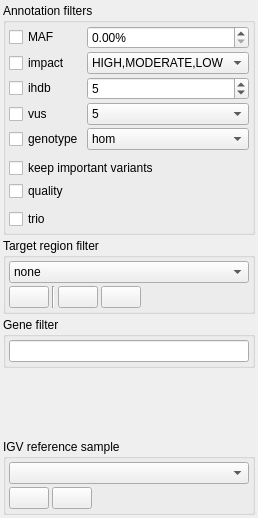
First picture: the form in src/GSvar/FilterDockWidget.ui, repository imgag/ngs-bits, before the edit.
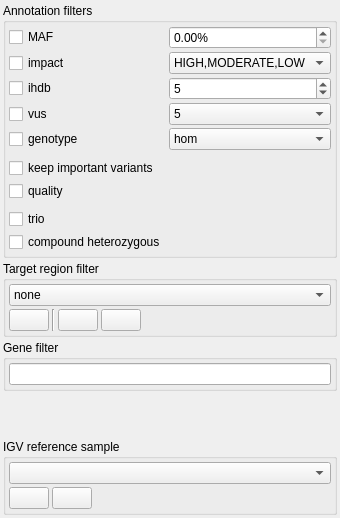
Second picture: the form after the edit. Icons and pictures are not drawn.

Commit message: Gsvar: Added compound-heterozygous filter.

Diff of the .ui file:
```diff
--- a/src/GSvar/FilterDockWidget.ui
+++ b/src/GSvar/FilterDockWidget.ui
@@ -6,7 +6,7 @@
    <rect>
     <x>0</x>
     <y>0</y>
-    <width>223</width>
+    <width>295</width>
     <height>518</height>
    </rect>
   </property>
@@ -292,6 +292,16 @@
          </item>
         </widget>
        </item>
+       <item row="10" column="0">
+        <widget class="QCheckBox" name="compound_enabled">
+         <property name="toolTip">
+          <string>&lt;html&gt;&lt;head/&gt;&lt;body&gt;&lt;p&gt;Filter for compound-heterozygous variants, i.e. heterozygous variants of all genes that have at least two heterozygous variants.&lt;/p&gt;&lt;p&gt;This filter is applied after all other filters.&lt;/p&gt;&lt;/body&gt;&lt;/html&gt;</string>
+         </property>
+         <property name="text">
+          <string>compound heterozygous</string>
+         </property>
+        </widget>
+       </item>
       </layout>
      </widget>
     </item>
```
Left out of the diff: 162 changed lines with no effect on the pictures. The commit also changes 5 other files.
